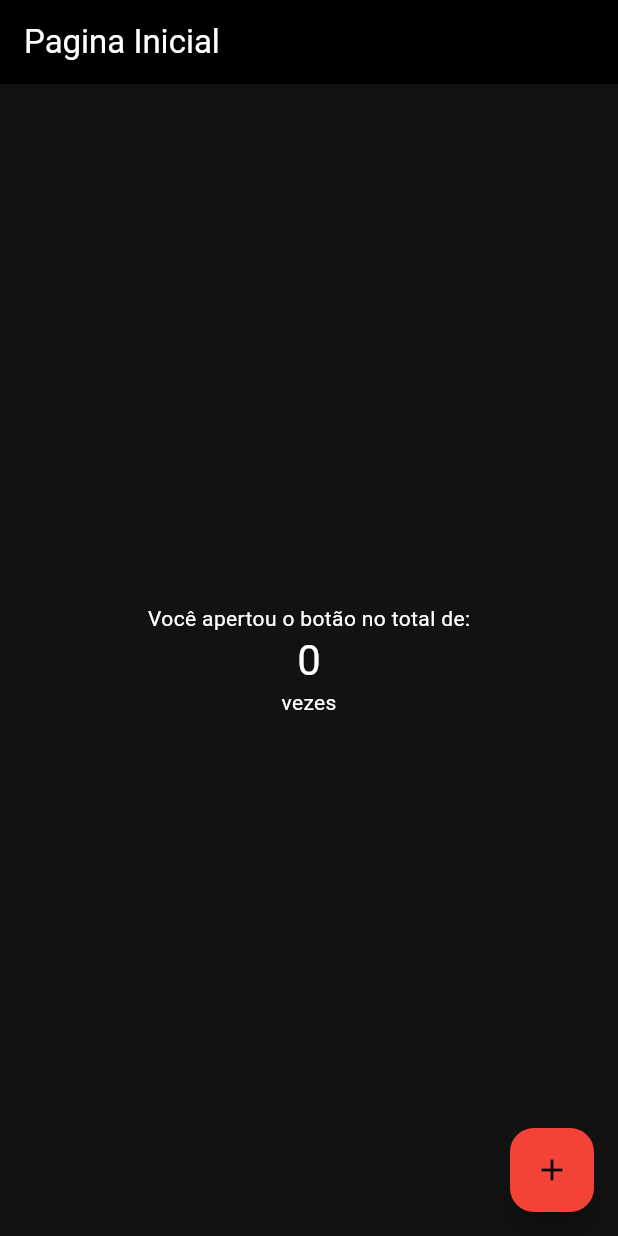
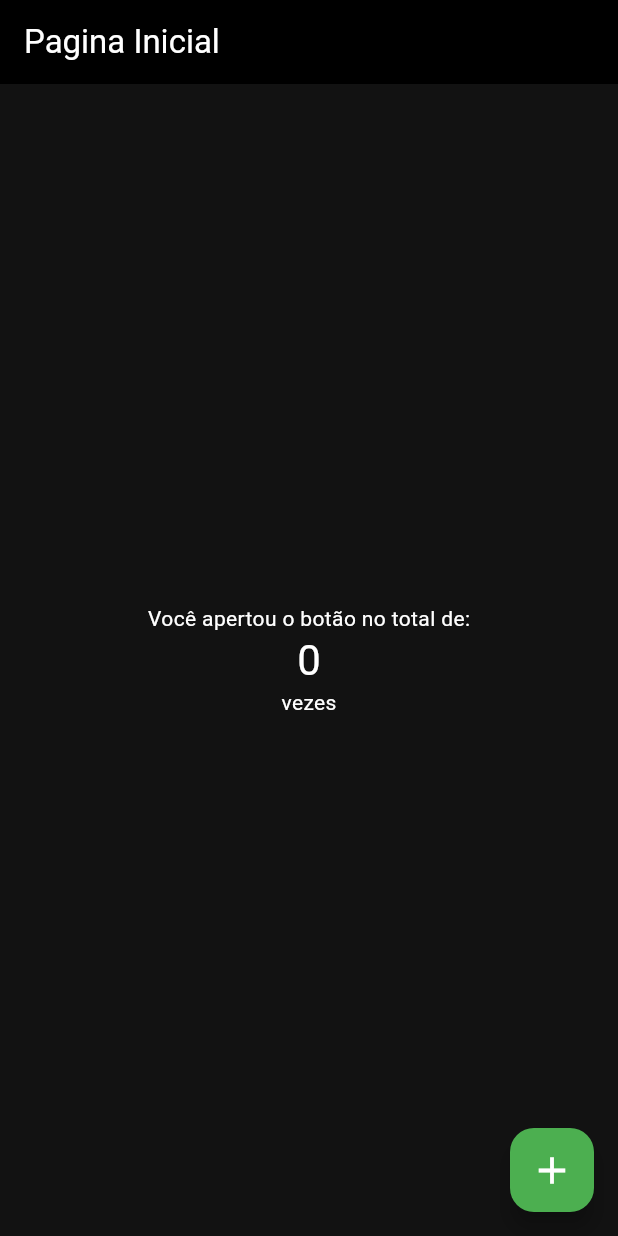
Before and after one commit to ViniciusMataRibeiro/GitFlow, a Flutter app: the screen it shows after launch, on a phone screen of 412 x 824 dp. Run offline on Flutter 3.47's test engine with Material 2 defaults, Android fonts, the phone set to English and light mode, and no system bars.

Commit message:
Alterando cor do botão de incrementar

```diff
--- a/contador_app/lib/main.dart
+++ b/contador_app/lib/main.dart
@@ -66,10 +66,13 @@ class _MyHomePageState extends State<MyHomePage> {
       floatingActionButton: FloatingActionButton(
         onPressed: _incrementCounter,
         tooltip: 'Incrementar',
-        child: const Icon(Icons.add),
+        backgroundColor: Colors.green,
+        child: const Icon(
+          Icons.add,
+          color: Colors.white,
+          size: 30,
+        ),
       ),
-
-
     );
   }
 }
```
